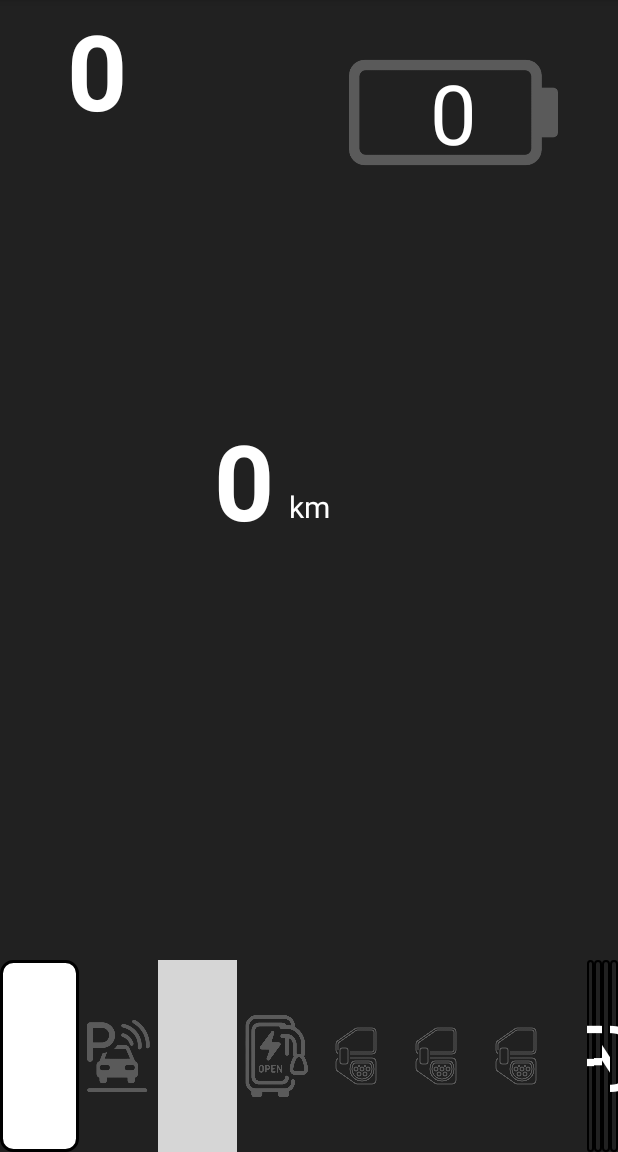
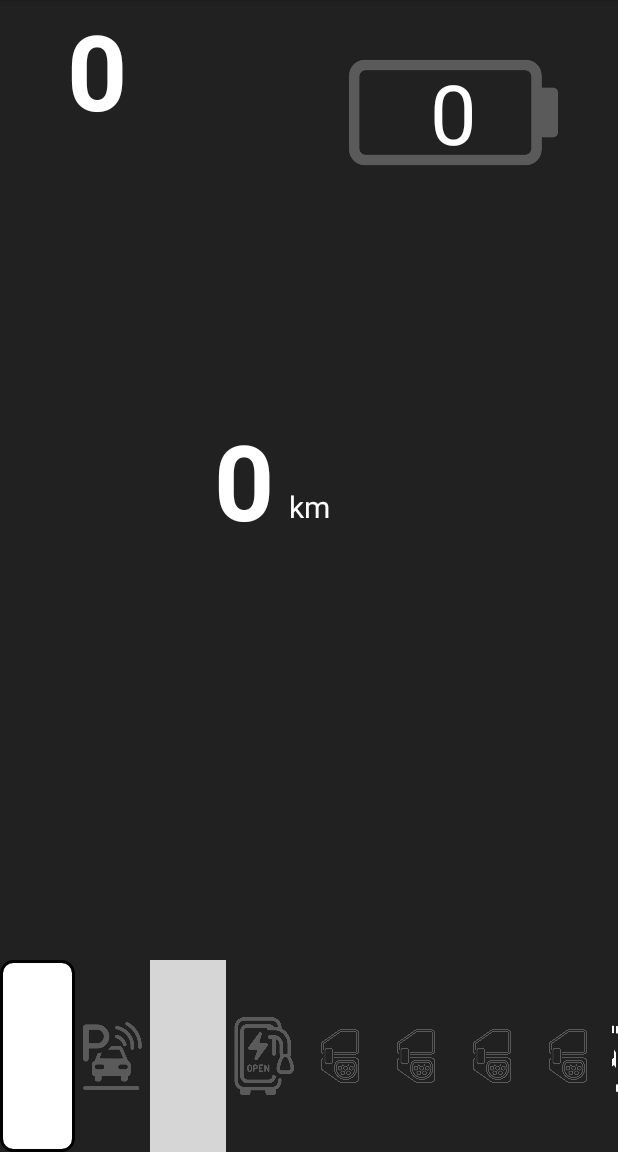
Before and after one commit to jje005/Vhal-View-App, an Android app: the CarActivity2 screen opened directly, with no data from a screen before it, on a phone screen of 412 x 824 dp, the part 84-1236 px from its top. Run offline under Robolectric (Android 15) with nearby library versions, the phone set to English and light mode, and no system bars; libraries missing offline, so code that uses them is left out: com.github.anastr.speedviewlib; plain views replace AwesomeSpeedometer; 11 statements that could not run were skipped; grey boxes are pictures that could not be loaded.

Commit message:
test: 설치 확인용 아이콘 추4가

```diff
--- a/Window/AndroidApp/car-api-hello-world/app/src/main/res/layout/car_action_activity.xml
+++ b/Window/AndroidApp/car-api-hello-world/app/src/main/res/layout/car_action_activity.xml
@@ -187,6 +187,13 @@
                 android:padding="5dp"
                 app:tint="@color/gray"
                 android:src="@drawable/ev_port_image" />
+            <ImageView
+                android:layout_width="50dp"
+                android:layout_height="match_parent"
+                android:layout_weight="1"
+                android:padding="5dp"
+                app:tint="@color/gray"
+                android:src="@drawable/ev_port_image" />
         </LinearLayout>
 
 
```
